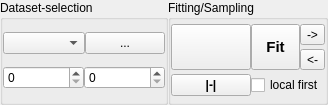
Fluorescence-Tools/chisurf, file chisurf/gui/widgets/fitting/fittingWidget.ui: the form before one commit.
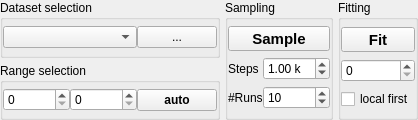
The form after the commit. Icons and pictures are not drawn.

```diff
--- a/chisurf/gui/widgets/fitting/fittingWidget.ui
+++ b/chisurf/gui/widgets/fitting/fittingWidget.ui
@@ -6,17 +6,20 @@
    <rect>
     <x>0</x>
     <y>0</y>
-    <width>328</width>
-    <height>105</height>
+    <width>418</width>
+    <height>120</height>
    </rect>
   </property>
+  <property name="sizePolicy">
+   <sizepolicy hsizetype="Minimum" vsizetype="Minimum">
+    <horstretch>0</horstretch>
+    <verstretch>0</verstretch>
+   </sizepolicy>
+  </property>
   <property name="windowTitle">
    <string>Form</string>
   </property>
-  <layout class="QHBoxLayout" name="horizontalLayout">
-   <property name="spacing">
-    <number>0</number>
-   </property>
+  <layout class="QGridLayout" name="gridLayout_4">
    <property name="leftMargin">
     <number>0</number>
    </property>
@@ -29,16 +32,19 @@
    <property name="bottomMargin">
     <number>0</number>
    </property>
-   <item>
+   <property name="spacing">
+    <number>5</number>
+   </property>
+   <item row="0" column="0">
     <widget class="QGroupBox" name="groupBox_3">
      <property name="sizePolicy">
-      <sizepolicy hsizetype="Expanding" vsizetype="Minimum">
+      <sizepolicy hsizetype="Minimum" vsizetype="Minimum">
        <horstretch>0</horstretch>
        <verstretch>0</verstretch>
       </sizepolicy>
      </property>
      <property name="title">
-      <string>Dataset-selection</string>
+      <string>Dataset selection</string>
      </property>
      <property name="alignment">
       <set>Qt::AlignLeading|Qt::AlignLeft|Qt::AlignTop</set>
@@ -65,27 +71,6 @@
       <property name="spacing">
        <number>0</number>
       </property>
-      <item row="1" column="0" colspan="2">
-       <layout class="QHBoxLayout" name="horizontalLayout_2">
-        <property name="spacing">
-         <number>0</number>
-        </property>
-        <item>
-         <widget class="QSpinBox" name="spinBox_2">
-          <property name="maximum">
-           <number>999999</number>
-          </property>
-         </widget>
-        </item>
-        <item>
-         <widget class="QSpinBox" name="spinBox">
-          <property name="maximum">
-           <number>999999</number>
-          </property>
-         </widget>
-        </item>
-       </layout>
-      </item>
       <item row="0" column="1">
        <widget class="QPushButton" name="pushButton">
         <property name="text">
@@ -106,12 +91,21 @@
      </layout>
     </widget>
    </item>
-   <item>
-    <widget class="QGroupBox" name="groupBox">
+   <item row="0" column="1" rowspan="2">
+    <widget class="QGroupBox" name="groupBox_2">
+     <property name="sizePolicy">
+      <sizepolicy hsizetype="Minimum" vsizetype="Preferred">
+       <horstretch>0</horstretch>
+       <verstretch>0</verstretch>
+      </sizepolicy>
+     </property>
      <property name="title">
-      <string>Fitting/Sampling</string>
+      <string>Sampling</string>
      </property>
-     <layout class="QGridLayout" name="gridLayout_2">
+     <property name="alignment">
+      <set>Qt::AlignLeading|Qt::AlignLeft|Qt::AlignTop</set>
+     </property>
+     <layout class="QGridLayout" name="gridLayout_3" columnstretch="0,0,0">
       <property name="leftMargin">
        <number>0</number>
       </property>
@@ -127,8 +121,48 @@
       <property name="spacing">
        <number>0</number>
       </property>
-      <item row="3" column="0">
-       <widget class="QPushButton" name="toolButton_2">
+      <item row="1" column="1">
+       <widget class="QLabel" name="label">
+        <property name="text">
+         <string>Steps</string>
+        </property>
+       </widget>
+      </item>
+      <item row="2" column="1">
+       <widget class="QLabel" name="label_2">
+        <property name="text">
+         <string>#Runs</string>
+        </property>
+       </widget>
+      </item>
+      <item row="2" column="2">
+       <widget class="QSpinBox" name="spinBox_5">
+        <property name="minimum">
+         <number>1</number>
+        </property>
+        <property name="maximum">
+         <number>999</number>
+        </property>
+        <property name="value">
+         <number>10</number>
+        </property>
+       </widget>
+      </item>
+      <item row="1" column="2">
+       <widget class="QDoubleSpinBox" name="doubleSpinBox">
+        <property name="suffix">
+         <string> k</string>
+        </property>
+        <property name="decimals">
+         <number>2</number>
+        </property>
+        <property name="value">
+         <double>1.000000000000000</double>
+        </property>
+       </widget>
+      </item>
+      <item row="0" column="1" colspan="2">
+       <widget class="QToolButton" name="toolButton_4">
         <property name="sizePolicy">
          <sizepolicy hsizetype="Minimum" vsizetype="Fixed">
           <horstretch>0</horstretch>
@@ -137,6 +171,7 @@
         </property>
         <property name="font">
          <font>
+          <pointsize>11</pointsize>
           <weight>75</weight>
           <bold>true</bold>
          </font>
@@ -145,37 +180,7 @@
          <string extracomment="Auto-adjustment of fitrange">&lt;html&gt;&lt;head/&gt;&lt;body&gt;&lt;p&gt;Fitting-Range&lt;/p&gt;&lt;p&gt;Try to determine the optimal fitting range &lt;br/&gt;automatically.&lt;/p&gt;&lt;/body&gt;&lt;/html&gt;</string>
         </property>
         <property name="text">
-         <string>|-|</string>
-        </property>
-       </widget>
-      </item>
-      <item row="1" column="0" rowspan="2">
-       <widget class="QPushButton" name="toolButton_4">
-        <property name="sizePolicy">
-         <sizepolicy hsizetype="Minimum" vsizetype="Minimum">
-          <horstretch>0</horstretch>
-          <verstretch>0</verstretch>
-         </sizepolicy>
-        </property>
-        <property name="minimumSize">
-         <size>
-          <width>0</width>
-          <height>0</height>
-         </size>
-        </property>
-        <property name="font">
-         <font>
-          <pointsize>10</pointsize>
-          <weight>50</weight>
-          <bold>false</bold>
-          <kerning>true</kerning>
-         </font>
-        </property>
-        <property name="toolTip">
-         <string>&lt;html&gt;&lt;head/&gt;&lt;body&gt;&lt;p&gt;Sampling of the free fitting parameters. To adjust the options for sampling use the &amp;quot;Settings&amp;quot; menu.&lt;/p&gt;&lt;/body&gt;&lt;/html&gt;</string>
-        </property>
-        <property name="text">
-         <string/>
+         <string>Sample</string>
         </property>
         <property name="icon">
          <iconset resource="../../resources/resource.qrc">
@@ -183,22 +188,62 @@
         </property>
         <property name="iconSize">
          <size>
-          <width>32</width>
-          <height>32</height>
+          <width>24</width>
+          <height>24</height>
          </size>
         </property>
-        <property name="default">
-         <bool>false</bool>
+        <property name="toolButtonStyle">
+         <enum>Qt::ToolButtonTextBesideIcon</enum>
         </property>
-        <property name="flat">
-         <bool>false</bool>
+       </widget>
+      </item>
+     </layout>
+    </widget>
+   </item>
+   <item row="0" column="2" rowspan="2">
+    <widget class="QGroupBox" name="groupBox">
+     <property name="sizePolicy">
+      <sizepolicy hsizetype="Minimum" vsizetype="Preferred">
+       <horstretch>0</horstretch>
+       <verstretch>0</verstretch>
+      </sizepolicy>
+     </property>
+     <property name="title">
+      <string>Fitting</string>
+     </property>
+     <property name="alignment">
+      <set>Qt::AlignLeading|Qt::AlignLeft|Qt::AlignTop</set>
+     </property>
+     <layout class="QGridLayout" name="gridLayout_2">
+      <property name="leftMargin">
+       <number>0</number>
+      </property>
+      <property name="topMargin">
+       <number>0</number>
+      </property>
+      <property name="rightMargin">
+       <number>0</number>
+      </property>
+      <property name="bottomMargin">
+       <number>0</number>
+      </property>
+      <property name="spacing">
+       <number>0</number>
+      </property>
+      <item row="3" column="1">
+       <widget class="QCheckBox" name="checkBox">
+        <property name="text">
+         <string>local first</string>
         </property>
        </widget>
       </item>
-      <item row="1" column="1" rowspan="2">
+      <item row="2" column="1">
+       <widget class="QSpinBox" name="spinBox_3"/>
+      </item>
+      <item row="0" column="1">
        <widget class="QToolButton" name="toolButton">
         <property name="sizePolicy">
-         <sizepolicy hsizetype="Preferred" vsizetype="Minimum">
+         <sizepolicy hsizetype="Preferred" vsizetype="Fixed">
           <horstretch>0</horstretch>
           <verstretch>0</verstretch>
          </sizepolicy>
@@ -229,24 +274,63 @@
         </property>
        </widget>
       </item>
-      <item row="3" column="1" colspan="2">
-       <widget class="QCheckBox" name="checkBox">
-        <property name="text">
-         <string>local first</string>
+     </layout>
+    </widget>
+   </item>
+   <item row="1" column="0">
+    <widget class="QGroupBox" name="groupBox_4">
+     <property name="title">
+      <string>Range selection</string>
+     </property>
+     <layout class="QHBoxLayout" name="horizontalLayout">
+      <property name="spacing">
+       <number>0</number>
+      </property>
+      <property name="leftMargin">
+       <number>0</number>
+      </property>
+      <property name="topMargin">
+       <number>0</number>
+      </property>
+      <property name="rightMargin">
+       <number>0</number>
+      </property>
+      <property name="bottomMargin">
+       <number>0</number>
+      </property>
+      <item>
+       <widget class="QSpinBox" name="spinBox_2">
+        <property name="maximum">
+         <number>999999</number>
         </property>
        </widget>
       </item>
-      <item row="2" column="2">
-       <widget class="QToolButton" name="toolButton_5">
-        <property name="text">
-         <string>&lt;-</string>
+      <item>
+       <widget class="QSpinBox" name="spinBox">
+        <property name="maximum">
+         <number>999999</number>
         </property>
        </widget>
       </item>
-      <item row="1" column="2">
-       <widget class="QToolButton" name="toolButton_3">
+      <item>
+       <widget class="QPushButton" name="toolButton_2">
+        <property name="sizePolicy">
+         <sizepolicy hsizetype="Fixed" vsizetype="Fixed">
+          <horstretch>0</horstretch>
+          <verstretch>0</verstretch>
+         </sizepolicy>
+        </property>
+        <property name="font">
+         <font>
+          <weight>75</weight>
+          <bold>true</bold>
+         </font>
+        </property>
+        <property name="toolTip">
+         <string extracomment="Auto-adjustment of fitrange">&lt;html&gt;&lt;head/&gt;&lt;body&gt;&lt;p&gt;Fitting-Range&lt;/p&gt;&lt;p&gt;Try to determine the optimal fitting range &lt;br/&gt;automatically.&lt;/p&gt;&lt;/body&gt;&lt;/html&gt;</string>
+        </property>
         <property name="text">
-         <string>-&gt;</string>
+         <string>auto</string>
         </property>
        </widget>
       </item>
```
Left out of the diff: 35 changed lines with no effect on the pictures.
